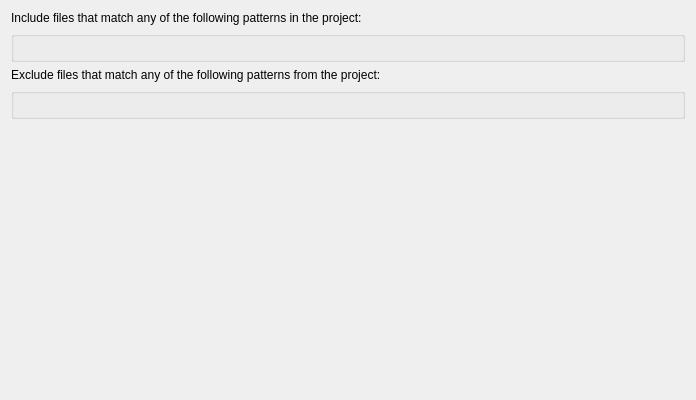
Before: the Qt Designer form plugins/projectfilter/projectfiltersettings.ui in KDE/kdevelop, drawn with Qt 5.
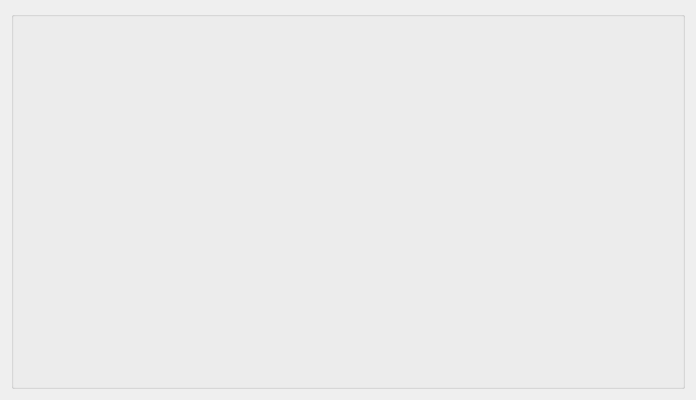
After: the same form once the commit is applied. Custom widgets are drawn as their Qt base class.

Commit message:
Begin refactoring towards a better usable Filter config page.
The individual filters will be configurable with a proper GUI with
more options to explicitly state whether files and/or folders
should be matched e.g. Also make it possible to define whether one
wants to match agains a basename or a full relative path.

TODO: the GUI :)

```diff
--- a/plugins/projectfilter/projectfiltersettings.ui
+++ b/plugins/projectfilter/projectfiltersettings.ui
@@ -12,37 +12,7 @@
   </property>
   <layout class="QVBoxLayout" name="verticalLayout">
    <item>
-    <widget class="QLabel" name="label">
-     <property name="text">
-      <string>Include files that match any of the following patterns in the project:</string>
-     </property>
-    </widget>
-   </item>
-   <item>
-    <widget class="KEditListBox" name="kcfg_includes"/>
-   </item>
-   <item>
-    <widget class="QLabel" name="label_2">
-     <property name="text">
-      <string>Exclude files that match any of the following patterns from the project:</string>
-     </property>
-    </widget>
-   </item>
-   <item>
-    <widget class="KEditListBox" name="kcfg_excludes"/>
-   </item>
-   <item>
-    <spacer name="verticalSpacer">
-     <property name="orientation">
-      <enum>Qt::Vertical</enum>
-     </property>
-     <property name="sizeHint" stdset="0">
-      <size>
-       <width>20</width>
-       <height>198</height>
-      </size>
-     </property>
-    </spacer>
+    <widget class="KEditListBox" name="kcfg_filters"/>
    </item>
   </layout>
  </widget>
```
The commit also changes 11 other files.
